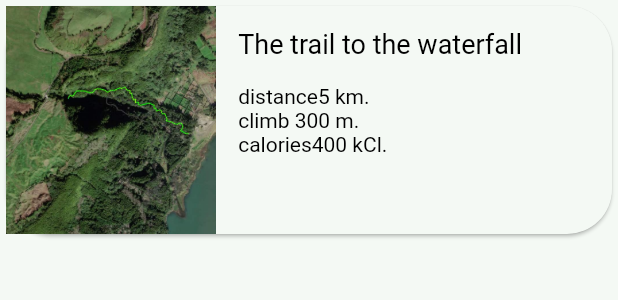
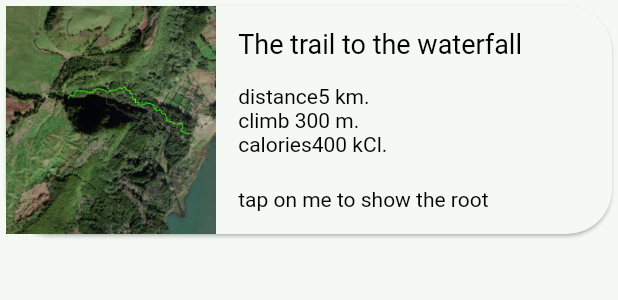
Before and after one commit to BorisKest/park_app, a Flutter app: the RootCard widget shown alone on an empty page, opened directly, on a phone screen of 412 x 824 dp. Shown: the top 300 px of the screen. Run offline on Flutter 3.47's test engine with Material 2 defaults, Android fonts, the phone set to English and light mode, and no system bars; our stand-ins replace animated_splash_screen, flutter_compass, flutter_map, latlong2, location, permission_handler and 2 more; missing offline and left inert: mobile_scanner; accounts and stored records are empty; generated files the repository leaves out were written again.

Commit message:
product ui fix

```diff
--- a/lib/src/feature/map/wdiget/roots_popup.dart
+++ b/lib/src/feature/map/wdiget/roots_popup.dart
@@ -131,16 +131,23 @@ class RootCard extends StatelessWidget {
               child: Column(
                 crossAxisAlignment: CrossAxisAlignment.start,
                 children: [
-                  Text(
-                    name,
-                    style: const TextStyle(fontSize: 18),
-                    textAlign: TextAlign.start,
+                  SizedBox(
+                    width: 200,
+                    child: Text(
+                      name,
+                      style: const TextStyle(
+                        fontSize: 18,
+                      ),
+                      textAlign: TextAlign.start,
+                    ),
                   ),
                   Text(
                     '\n${AppLocalizations.of(context)!.rootDistance}$distance\n${AppLocalizations.of(context)!.rootElevation}$elevation\n${AppLocalizations.of(context)!.calories}$calories',
                     style: const TextStyle(),
                     textAlign: TextAlign.start,
                   ),
+                  const Spacer(),
+                  Text('tap on me to show the root'),
                 ],
               ),
             ),
--- a/lib/src/feature/product/widget/product.dart
+++ b/lib/src/feature/product/widget/product.dart
@@ -30,9 +30,7 @@ class Product extends StatelessWidget {
           ],
         ),
       ),
-        body: Column(
-          children: [
-            Container(
+      body: Container(
         margin: const EdgeInsets.all(20),
         child: SingleChildScrollView(
           child: Column(
@@ -49,13 +47,14 @@ class Product extends StatelessWidget {
                 ),
               ),
               InteractiveViewer(
-                      child: Image.asset('assets/images/root.jpg'),
+                child: Image.asset(
+                  'assets/images/root.jpg',
+                ),
               ),
             ],
           ),
         ),
       ),
-          ],
-        ));
+    );
   }
 }
```
Lines whose indentation alone changed are shown as unchanged.
